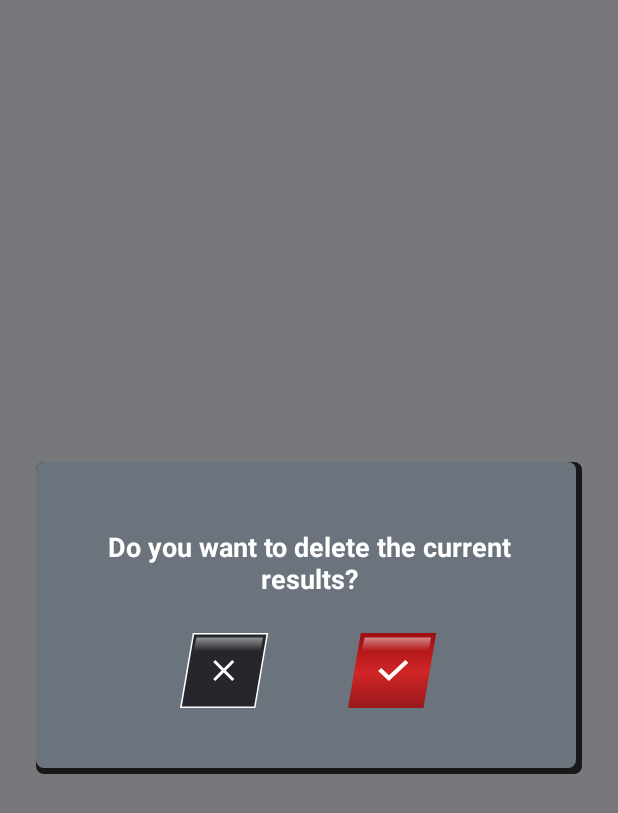
After one commit to yunus-atmaca/LionBiter, an Android app: the layout alert.xml on its own in the app's theme, with its tools: preview values and no code run, on a phone screen of 412 x 824 dp. The commit adds this screen. Shown: the top 813 px of the screen. Run offline under Robolectric (Android 15) with nearby library versions, the light colour scheme and no system bars.

Commit message:
add alert

```diff
--- /dev/null
+++ b/app/src/main/res/drawable/shadow.xml
@@ -0,0 +1,21 @@
+<?xml version="1.0" encoding="utf-8"?>
+<layer-list xmlns:android="http://schemas.android.com/apk/res/android">
+
+    <item>
+        <shape android:shape="rectangle">
+            <solid android:color="#CC000000"/>
+            <corners android:radius="5dp"/>
+        </shape>
+    </item>
+
+    <item
+        android:left="0dp"
+        android:right="4dp"
+        android:top="0dp"
+        android:bottom="4dp">
+        <shape android:shape="rectangle">
+            <solid android:color='@color/onColor'/>
+            <corners android:radius="5dp"/>
+        </shape>
+    </item>
+</layer-list>
--- /dev/null
+++ b/app/src/main/res/layout/alert.xml
@@ -0,0 +1,53 @@
+<?xml version="1.0" encoding="utf-8"?>
+<RelativeLayout xmlns:android="http://schemas.android.com/apk/res/android"
+    android:layout_width="match_parent"
+    android:layout_height="match_parent"
+    android:layout_gravity="center"
+    android:background="#B33D3F43"
+    android:gravity="center"
+    android:paddingHorizontal="24dp">
+
+    <androidx.appcompat.widget.LinearLayoutCompat
+        android:layout_width="match_parent"
+        android:layout_height="wrap_content"
+        android:background="@drawable/shadow"
+        android:gravity="center"
+        android:orientation="vertical"
+        android:paddingVertical="44dp">
+
+        <TextView
+            android:id="@+id/message"
+            android:layout_width="match_parent"
+            android:layout_height="wrap_content"
+            android:paddingHorizontal="32dp"
+            android:text="@string/alertText"
+            android:textAlignment="center"
+            android:textStyle="bold"
+            android:textColor="@color/white"
+            android:textSize="18sp" />
+
+        <RelativeLayout
+            android:layout_width="wrap_content"
+            android:layout_height="wrap_content"
+            android:layout_gravity="center"
+            android:layout_marginTop="24dp"
+            android:orientation="horizontal">
+
+            <ImageView
+                android:id="@+id/no"
+                android:layout_width="wrap_content"
+                android:layout_height="wrap_content"
+                android:gravity="center"
+                android:src="@drawable/ic_no" />
+
+            <ImageView
+                android:id="@+id/yes"
+                android:layout_width="wrap_content"
+                android:layout_height="wrap_content"
+                android:layout_marginStart="112dp"
+                android:gravity="center"
+                android:src="@drawable/ic_yes" />
+        </RelativeLayout>
+
+    </androidx.appcompat.widget.LinearLayoutCompat>
+</RelativeLayout>
--- a/app/src/main/res/values/colors.xml
+++ b/app/src/main/res/values/colors.xml
@@ -9,4 +9,5 @@
     <color name="white">#FFFFFFFF</color>
 
     <color name="onColor">#6B747D</color>
+    <color name="alertBack">#4D000000</color>
 </resources>
```
Also changed, not shown: app/src/main/java/com/lionbiterclacclac/Alert.java (added, +85 -0 lines), app/src/main/java/com/lionbiterclacclac/Records.java (+13 -2 lines).
